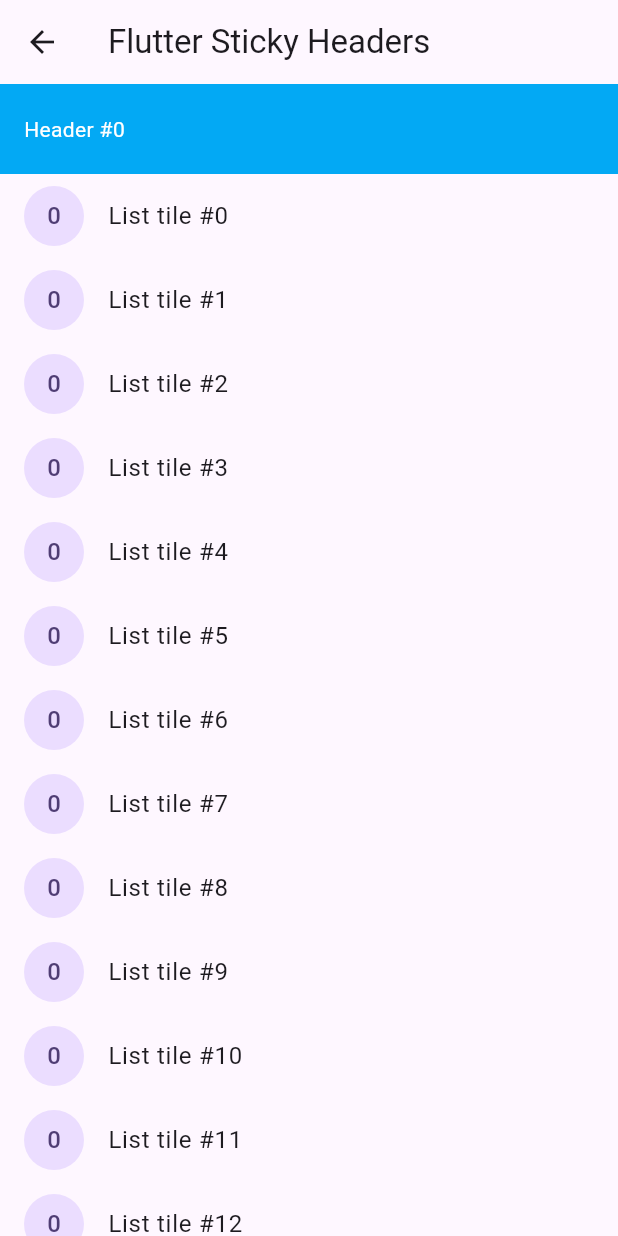
After one commit to Jeck-Lee/Practice_Flutter, a Flutter app: the screen it shows after launch, after a tap on "Header ScrollView", on a phone screen of 412 x 824 dp. The commit adds this screen. Run offline on Flutter 3.47's test engine with Material 3 defaults, Android fonts, the phone set to English and light mode, and no system bars; our stand-ins replace flutter_sticky_header, go_router.

Commit message:
📦Add flutter_sticky_header package

```diff
--- a/lib/custom_router.dart
+++ b/lib/custom_router.dart
@@ -4,6 +4,7 @@
 import 'package:practice_flutter/screens/content_screen.dart';
 import 'package:practice_flutter/screens/detail_screen.dart';
 import 'package:practice_flutter/screens/home_screen.dart';
+import 'package:practice_flutter/screens/sticky_header_screen.dart';
 
 class CustomRouter {
   static GoRouter router = GoRouter(
@@ -24,6 +25,12 @@
                 builder: (context, state) => const DetailScreen(),
               ),
             ],
+          ),
+
+          GoRoute(
+            path: "headerScrollView",
+            name: "headerScrollViewRouteName",
+            builder: (context, state) => const StickyHeadersScreen(),
           ),
         ],
       ),
--- a/lib/screens/home_screen.dart
+++ b/lib/screens/home_screen.dart
@@ -16,6 +16,19 @@
           child: SafeArea(
             child: Column(
               children: <Widget>[
+                /// Header section scrollView
+                ElevatedButton(
+                  onPressed: () {
+                    context.pushNamed("headerScrollViewRouteName");
+                  },
+                  child: const Text(
+                    "Header ScrollView",
+                  ),
+                ),
+                const SizedBox(height: 48),
+
+                /// Router Test
+                const Text("Router Test"),
                 ElevatedButton(
                   onPressed: () {
                     context.push("/content");
--- /dev/null
+++ b/lib/screens/sticky_header_screen.dart
@@ -0,0 +1,136 @@
+import 'package:flutter/material.dart';
+import 'package:flutter_sticky_header/flutter_sticky_header.dart';
+
+class StickyHeadersScreen extends StatelessWidget {
+  const StickyHeadersScreen({
+    Key? key,
+  }) : super(key: key);
+
+  @override
+  Widget build(BuildContext context) {
+    return Scaffold(
+      appBar: AppBar(
+        title: const Text('Flutter Sticky Headers'),
+      ),
+      body: CustomScrollView(
+        slivers: [
+          SliverStickyHeader(
+            header: Container(
+              height: 60.0,
+              color: Colors.lightBlue,
+              padding: const EdgeInsets.symmetric(horizontal: 16.0),
+              alignment: Alignment.centerLeft,
+              child: const Text(
+                'Header #0',
+                style: TextStyle(color: Colors.white),
+              ),
+            ),
+            sliver: SliverList(
+              delegate: SliverChildBuilderDelegate(
+                (context, i) => ListTile(
+                  leading: const CircleAvatar(
+                    child: Text('0'),
+                  ),
+                  title: Text('List tile #$i'),
+                ),
+                childCount: 20,
+              ),
+            ),
+          ),
+          SliverStickyHeader(
+            header: Container(
+              height: 60.0,
+              color: Colors.lightBlue,
+              padding: const EdgeInsets.symmetric(horizontal: 16.0),
+              alignment: Alignment.centerLeft,
+              child: const Text(
+                'Header #1',
+                style: TextStyle(color: Colors.white),
+              ),
+            ),
+            sliver: SliverList(
+              delegate: SliverChildBuilderDelegate(
+                (context, i) => ListTile(
+                  leading: const CircleAvatar(
+                    child: Text('0'),
+                  ),
+                  title: Text('List tile #$i'),
+                ),
+                childCount: 4,
+              ),
+            ),
+          ),
+          SliverStickyHeader(
+            header: Container(
+              height: 60.0,
+              color: Colors.lightBlue,
+              padding: const EdgeInsets.symmetric(horizontal: 16.0),
+              alignment: Alignment.centerLeft,
+              child: const Text(
+                'Header #2',
+                style: TextStyle(color: Colors.white),
+              ),
+            ),
+            sliver: SliverList(
+              delegate: SliverChildBuilderDelegate(
+                (context, i) => ListTile(
+                  leading: const CircleAvatar(
+                    child: Text('0'),
+                  ),
+                  title: Text('List tile #$i'),
+                ),
+                childCount: 15,
+              ),
+            ),
+          ),
+          SliverStickyHeader(
+            header: Container(
+              height: 60.0,
+              color: Colors.lightBlue,
+              padding: const EdgeInsets.symmetric(horizontal: 16.0),
+              alignment: Alignment.centerLeft,
+              child: const Text(
+                'Header #3',
+                style: TextStyle(color: Colors.white),
+              ),
+            ),
+            sliver: SliverList(
+              delegate: SliverChildBuilderDelegate(
+                (context, i) => ListTile(
+                  leading: const CircleAvatar(
+                    child: Text('0'),
+                  ),
+                  title: Text('List tile #$i'),
+                ),
+                childCount: 20,
+              ),
+            ),
+          ),
+          SliverStickyHeader(
+            header: Container(
+              height: 60.0,
+              color: Colors.lightBlue,
+              padding: const EdgeInsets.symmetric(horizontal: 16.0),
+              alignment: Alignment.centerLeft,
+              child: const Text(
+                'Header #4',
+                style: TextStyle(color: Colors.white),
+              ),
+            ),
+            sliver: SliverList(
+              delegate: SliverChildBuilderDelegate(
+                (context, i) => ListTile(
+                  leading: const CircleAvatar(
+                    child: Text('0'),
+                  ),
+                  title: Text('List tile #$i'),
+                ),
+                childCount: 20,
+              ),
+            ),
+          ),
+        ],
+      ),
+    );
+  }
+}
--- a/pubspec.yaml
+++ b/pubspec.yaml
@@ -38,6 +38,9 @@
 
   # Route
   go_router: ^10.1.2
+
+  # Sticky Header
+  flutter_sticky_header: ^0.7.0
 
 dev_dependencies:
   flutter_test:
```
Also changed, not shown: pubspec.lock.
